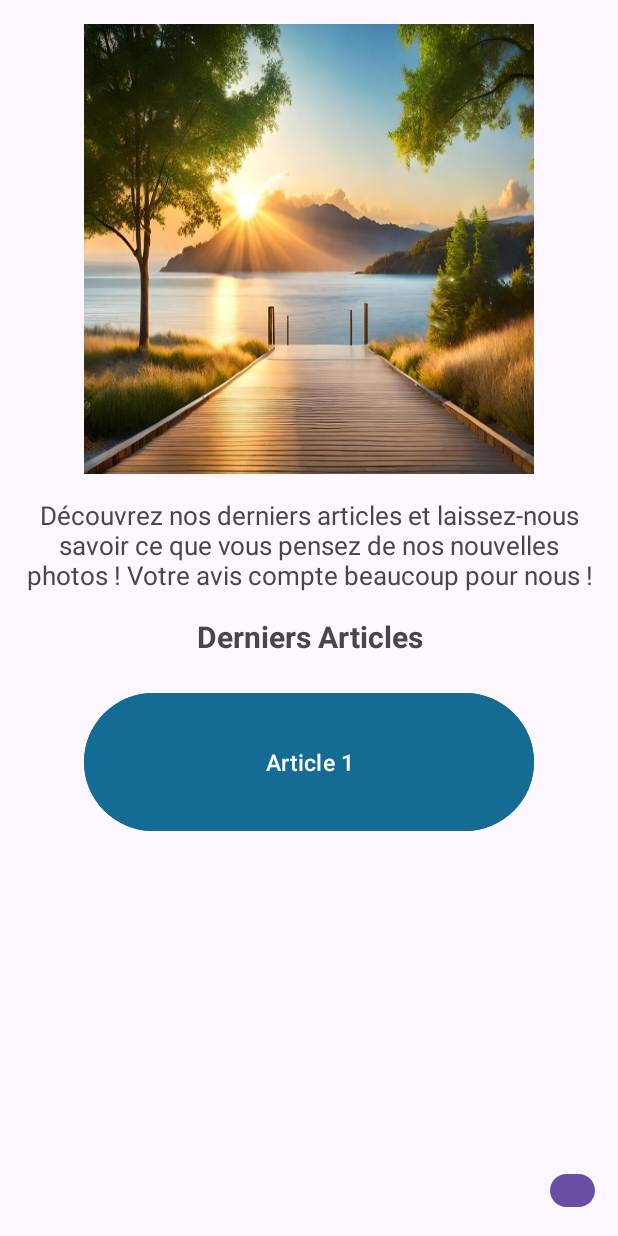
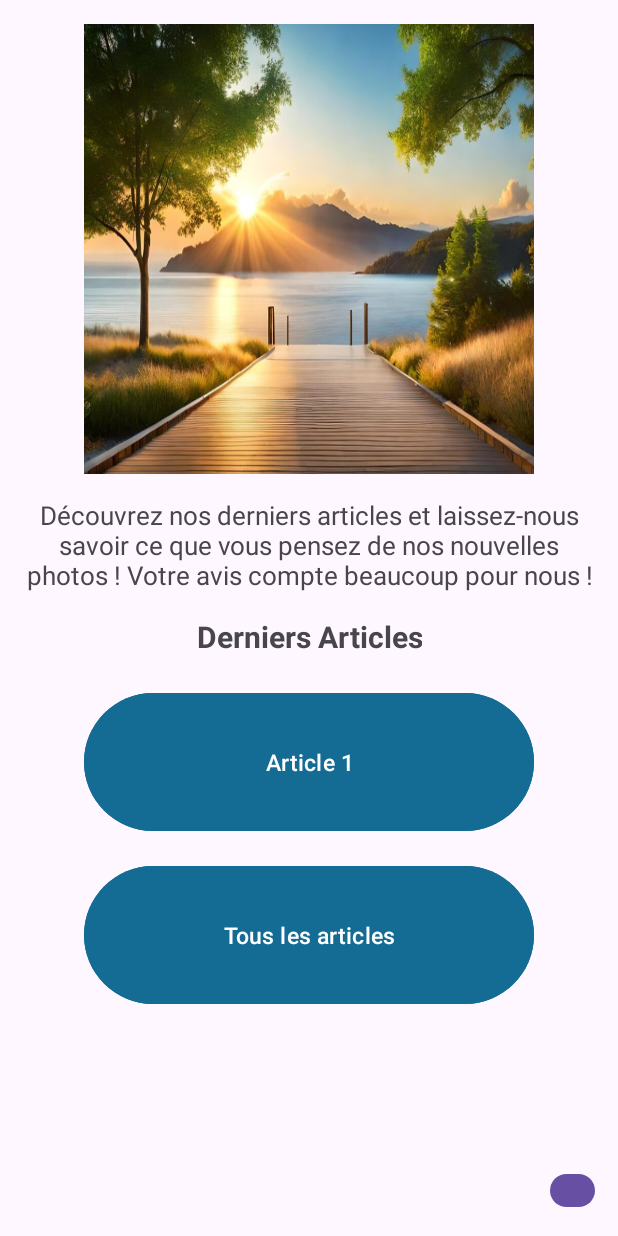
Before and after one commit to ibra983/ApplicationPhotographe, an Android app: the MainActivity screen opened directly, with no data from a screen before it, on a phone screen of 412 x 824 dp. Run offline under Robolectric (Android 15) with nearby library versions, the phone set to English and light mode, and no system bars.

Commit message:
ajout de layout pour afficher nouvel article

```diff
--- a/app/src/main/AndroidManifest.xml
+++ b/app/src/main/AndroidManifest.xml
@@ -23,6 +23,10 @@
             android:name=".AddArticleActivity"
             android:exported="true">
         </activity>
+        <activity
+            android:name=".ArticleDetailActivity"
+            android:exported="true">
+        </activity>
                 <activity
             android:name=".Inscription"
             android:exported="true">
--- a/app/src/main/java/com/example/appliblogphoto/MainActivity.java
+++ b/app/src/main/java/com/example/appliblogphoto/MainActivity.java
@@ -13,7 +13,7 @@ public class MainActivity extends AppCompatActivity {
 
     Button btn_open;
     Button btn_pageArticle;
-    TextView tv_inscription;
+    Button bt_openArticle;
 
     @SuppressLint("MissingInflatedId")
     @Override
@@ -25,7 +25,7 @@ public class MainActivity extends AppCompatActivity {
 
         btn_open = findViewById(R.id.bt_article1);
         btn_pageArticle = findViewById(R.id.bt_pageArticle);
-        tv_inscription = findViewById(R.id.inscription);
+        bt_openArticle = findViewById(R.id.bt_openArticle);
 
         btn_open.setOnClickListener(new View.OnClickListener() {
             @Override
@@ -46,5 +46,18 @@ public class MainActivity extends AppCompatActivity {
                 startActivity(intent);
             }
         });
+
+        bt_openArticle.setOnClickListener(new View.OnClickListener() {
+            @Override
+            public void onClick(View v) {
+                // Passer les détails de l'article à ArticleDetailActivity
+                Intent intent = new Intent(MainActivity.this, ArticleDetailActivity.class);
+                intent.putExtra("articleTitle", "Titre de l'article");
+                intent.putExtra("articleImageUrl", "URL de l'image de l'article");
+                intent.putExtra("articleContent", "Contenu de l'article");
+                startActivity(intent);
+            }
+        });
+
     }
 }
--- a/app/src/main/res/layout/activity_main.xml
+++ b/app/src/main/res/layout/activity_main.xml
@@ -46,6 +46,17 @@
             android:layout_marginBottom="15dp"
             android:backgroundTint="@color/bleu"
             android:layout_gravity="center_vertical|center_horizontal" />
+
+        <Button
+            android:id="@+id/bt_openArticle"
+            android:layout_width="300dp"
+            android:layout_height="150px"
+            android:text="Tous les articles"
+            android:textSize="15sp"
+            android:layout_marginBottom="15dp"
+            android:backgroundTint="@color/bleu"
+            android:layout_gravity="center_vertical|center_horizontal" />
+
     </LinearLayout>
 
     <Button
```
Also changed, not shown: app/src/main/java/com/example/appliblogphoto/DatabaseHelper.java (+14 -14 lines).
